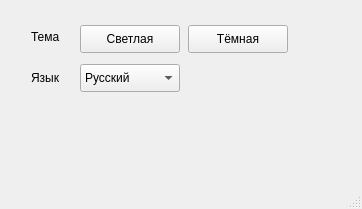
Qt form prototype/settings.ui (DmitryKopcheny/Kursach) before a commit.
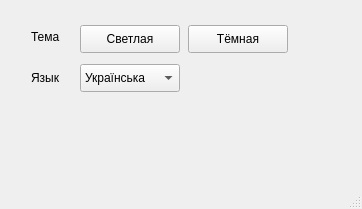
The same form after that commit. Icons and pictures are not drawn.

Patch:
```diff
--- a/prototype/settings.ui
+++ b/prototype/settings.ui
@@ -73,12 +73,7 @@
     </property>
     <item>
      <property name="text">
-      <string>Русский</string>
-     </property>
-    </item>
-    <item>
-     <property name="text">
-      <string>Український</string>
+      <string>Українська</string>
      </property>
     </item>
     <item>
```
Left out of the diff: 7 changed lines with no effect on the pictures.
